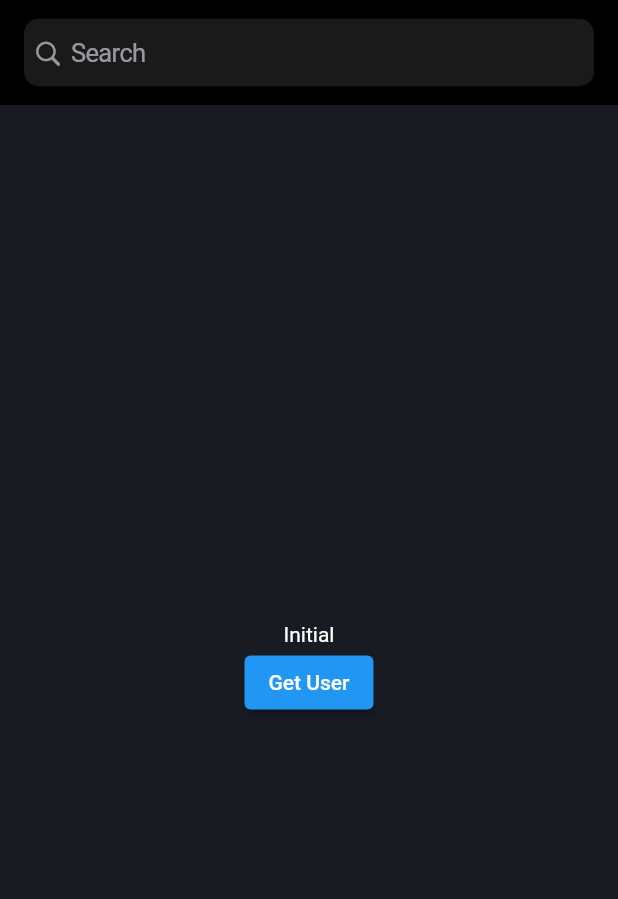
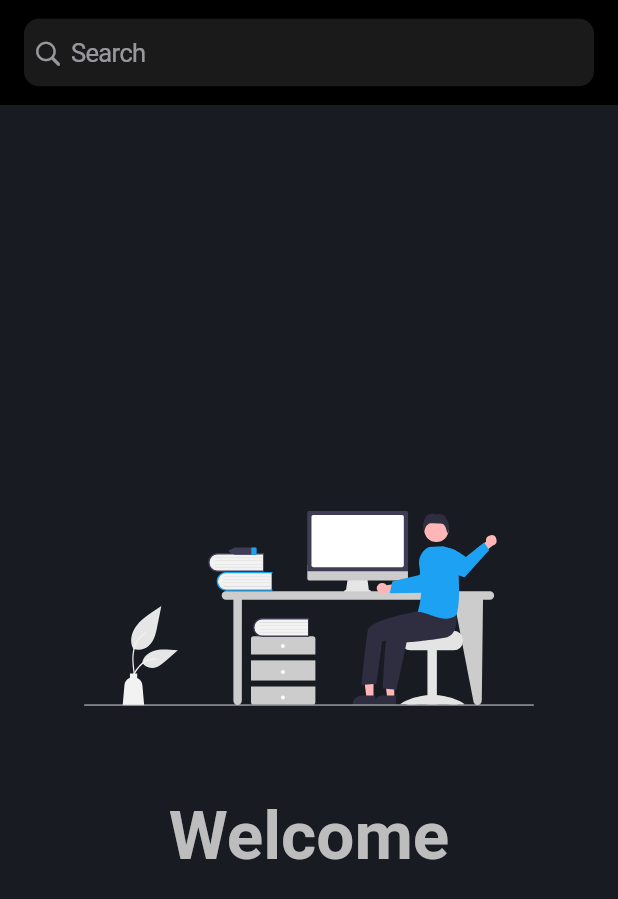
Before and after one commit to agelogeo/github_dashboard, a Flutter app: the screen it shows after launch, on a phone screen of 412 x 824 dp. Shown: the top 899 px of the screen. Run offline on Flutter 3.47's test engine with Material 2 defaults, Android fonts, the phone set to English and light mode, and no system bars; our stand-ins replace bloc, dartz, equatable, flutter_bloc, flutter_svg; generated files the repository leaves out were written again.

Commit message:
FEATURE: User page widgets and illustrations

```diff
--- /dev/null
+++ b/lib/core/assets.dart
@@ -0,0 +1,16 @@
+abstract class Assets {
+  static const _assetsPath = 'assets/';
+
+  static const illustrations = _Illustrations(_assetsPath);
+}
+
+class _Illustrations {
+  static const _path = 'illustrations/';
+
+  final String noData;
+  final String welcome;
+
+  const _Illustrations(String assetsPath)
+      : noData = '$assetsPath${_path}no_data.svg',
+        welcome = '$assetsPath${_path}hello.svg';
+}
--- a/lib/main.dart
+++ b/lib/main.dart
@@ -1,7 +1,6 @@
 import 'package:flutter/material.dart';
 import 'package:github_dashboard/search/presentation/cubit/search_cubit.dart';
 import 'package:github_dashboard/search/presentation/ui/search_page.dart';
-import 'package:github_dashboard/user/presentation/ui/user_page.dart';
 import 'package:http/http.dart' as http;
 import 'package:flutter_bloc/flutter_bloc.dart';
 import 'package:github_dashboard/user/data/repositories/user_repository.dart';
@@ -11,7 +10,7 @@ void main() {
   runApp(const MyApp());
 }
 
-const primaryColor = Color(0xFFff6c02);
+const primaryColor = Color(0xFF1DA1F2);
 
 class MyApp extends StatelessWidget {
   const MyApp({super.key});
--- a/lib/search/presentation/ui/search_page.dart
+++ b/lib/search/presentation/ui/search_page.dart
@@ -53,7 +53,38 @@ class _SearchPageState extends State<SearchPage> {
       child: Scaffold(
           appBar: AppBar(
             toolbarHeight: 70,
-            title: BlocBuilder<SearchCubit, SearchState>(
+            title: SearchTextField(
+                searchFocusNode: _searchFocusNode,
+                queryTextController: _queryTextController),
+          ),
+          body: BlocBuilder<SearchCubit, SearchState>(
+            builder: (context, state) {
+              switch (state) {
+                case SearchIdle():
+                  return const UserPage();
+                case SearchActive():
+                  return const RecentSearches();
+              }
+            },
+          )),
+    );
+  }
+}
+
+class SearchTextField extends StatelessWidget {
+  const SearchTextField({
+    super.key,
+    required FocusNode searchFocusNode,
+    required TextEditingController queryTextController,
+  })  : _searchFocusNode = searchFocusNode,
+        _queryTextController = queryTextController;
+
+  final FocusNode _searchFocusNode;
+  final TextEditingController _queryTextController;
+
+  @override
+  Widget build(BuildContext context) {
+    return BlocBuilder<SearchCubit, SearchState>(
       builder: (context, state) {
         return Row(
           mainAxisSize: MainAxisSize.min,
@@ -87,18 +118,6 @@ class _SearchPageState extends State<SearchPage> {
           ],
         );
       },
-            ),
-          ),
-          body: BlocBuilder<SearchCubit, SearchState>(
-            builder: (context, state) {
-              switch (state) {
-                case SearchIdle():
-                  return const UserPage();
-                case SearchActive():
-                  return const RecentSearches();
-              }
-            },
-          )),
     );
   }
 }
--- a/lib/user/presentation/ui/user_page.dart
+++ b/lib/user/presentation/ui/user_page.dart
@@ -1,7 +1,9 @@
-import 'package:flutter/cupertino.dart';
 import 'package:flutter/material.dart';
 import 'package:flutter_bloc/flutter_bloc.dart';
 import 'package:github_dashboard/user/presentation/bloc/user_bloc.dart';
+import 'package:github_dashboard/user/presentation/ui/widgets/user_error_page.dart';
+import 'package:github_dashboard/user/presentation/ui/widgets/user_profile_page.dart';
+import 'package:github_dashboard/user/presentation/ui/widgets/welcome_page.dart';
 
 class UserPage extends StatefulWidget {
   const UserPage({super.key});
@@ -21,29 +23,16 @@ class _UserPageState extends State<UserPage> {
             builder: (context, state) {
               switch (state) {
                 case UserInitial():
-                  return const Text('Initial');
+                  return const WelcomePage();
                 case UserLoading():
-                  return const Text('Loading');
-                case UserError():
-                  return const Text('Error');
+                  return const CircularProgressIndicator();
+                case UserError(failure: final failure):
+                  return ErrorPage(failure: failure);
                 case UserLoaded(user: final user):
-                  return Column(
-                    children: [
-                      Text('${user.login}'),
-                      Text('${user.publicRepos}'),
-                    ],
-                  );
+                  return UserProfilePage(user: user);
               }
             },
           ),
-          ElevatedButton(
-            onPressed: () {
-              context.read<UserBloc>().add(
-                    GetUserProfile(username: "c9s"),
-                  );
-            },
-            child: Text("Get User"),
-          )
         ],
       ),
     );
--- /dev/null
+++ b/lib/user/presentation/ui/widgets/welcome_page.dart
@@ -0,0 +1,32 @@
+import 'package:flutter/material.dart';
+import 'package:flutter_svg/flutter_svg.dart';
+import 'package:github_dashboard/core/assets.dart';
+
+class WelcomePage extends StatelessWidget {
+  const WelcomePage({
+    super.key,
+  });
+
+  @override
+  Widget build(BuildContext context) {
+    return Column(
+      mainAxisAlignment: MainAxisAlignment.center,
+      children: [
+        SizedBox(
+          width: 300,
+          height: 250,
+          child: SvgPicture.asset(
+            Assets.illustrations.welcome,
+            alignment: Alignment.center,
+          ),
+        ),
+        Padding(
+          padding: const EdgeInsets.only(bottom: 30.0),
+          child: Text('Welcome',
+              style: Theme.of(context).textTheme.displaySmall!.copyWith(
+                  fontWeight: FontWeight.bold, color: Colors.grey[400])),
+        ),
+      ],
+    );
+  }
+}
--- a/pubspec.yaml
+++ b/pubspec.yaml
@@ -41,6 +41,7 @@ dependencies:
   http: ^1.1.0
   flutter_bloc: ^8.1.3
   dartz: ^0.10.1
+  flutter_svg: ^2.0.7
 
 dev_dependencies:
   flutter_test:
@@ -56,8 +57,8 @@ flutter:
   uses-material-design: true
 
   # To add assets to your application, add an assets section, like this:
-  # assets:
-  #   - images/a_dot_burr.jpeg
+  assets:
+    - assets/illustrations/
   #   - images/a_dot_ham.jpeg
 
   # An image asset can refer to one or more resolution-specific "variants", see
```
Also changed, not shown: lib/user/presentation/ui/widgets/user_error_page.dart (added, +38 -0 lines), lib/user/presentation/ui/widgets/user_profile_page.dart (added, +21 -0 lines), assets/illustrations/hello.svg (added), assets/illustrations/no_data.svg (added), pubspec.lock. Lines whose indentation alone changed are shown as unchanged.
